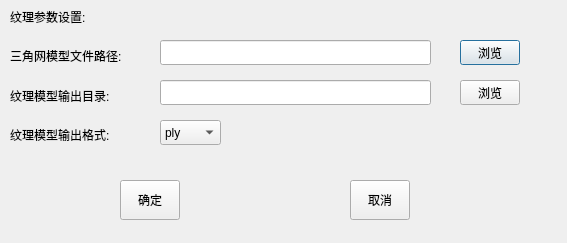
Qt form dialog_texturemesh.ui (zxczhai/OpenScan3D) before a commit.
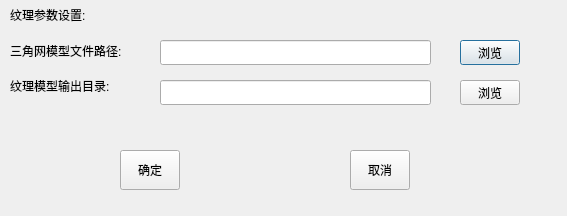
The same form after that commit.

Commit message: finsih sfm and densifypointcloud and trimeshrecon and texturemesh's data stored which store in specified file

Diff of the .ui file:
```diff
--- a/dialog_texturemesh.ui
+++ b/dialog_texturemesh.ui
@@ -7,7 +7,7 @@
     <x>0</x>
     <y>0</y>
     <width>567</width>
-    <height>243</height>
+    <height>216</height>
    </rect>
   </property>
   <property name="windowTitle">
@@ -19,7 +19,7 @@
      <x>10</x>
      <y>0</y>
      <width>160</width>
-     <height>151</height>
+     <height>101</height>
     </rect>
    </property>
    <layout class="QVBoxLayout" name="verticalLayout">
@@ -44,13 +44,6 @@
       </property>
      </widget>
     </item>
-    <item>
-     <widget class="QLabel" name="label_4">
-      <property name="text">
-       <string>纹理模型输出格式:</string>
-      </property>
-     </widget>
-    </item>
    </layout>
   </widget>
   <widget class="QLineEdit" name="lineEdit_inputDir">
@@ -99,31 +92,11 @@
     <string>浏览</string>
    </property>
   </widget>
-  <widget class="QComboBox" name="comboBox">
-   <property name="geometry">
-    <rect>
-     <x>160</x>
-     <y>120</y>
-     <width>61</width>
-     <height>25</height>
-    </rect>
-   </property>
-   <item>
-    <property name="text">
-     <string>ply</string>
-    </property>
-   </item>
-   <item>
-    <property name="text">
-     <string>obj</string>
-    </property>
-   </item>
-  </widget>
   <widget class="QPushButton" name="btn_CONFIRM">
    <property name="geometry">
     <rect>
      <x>120</x>
-     <y>180</y>
+     <y>150</y>
      <width>60</width>
      <height>40</height>
     </rect>
@@ -136,7 +109,7 @@
    <property name="geometry">
     <rect>
      <x>350</x>
-     <y>180</y>
+     <y>150</y>
      <width>60</width>
      <height>40</height>
     </rect>
```
The commit also changes 11 other files.
